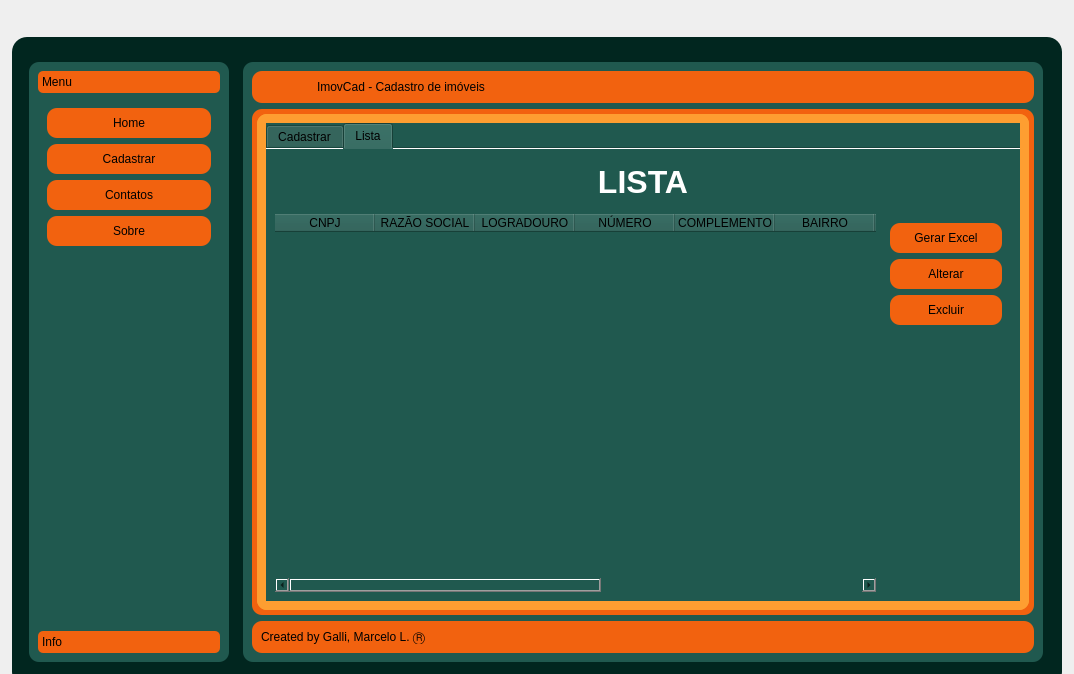
MarceloGalliDev/Cadastro-Python, file cadastroV2.ui: the form before one commit.
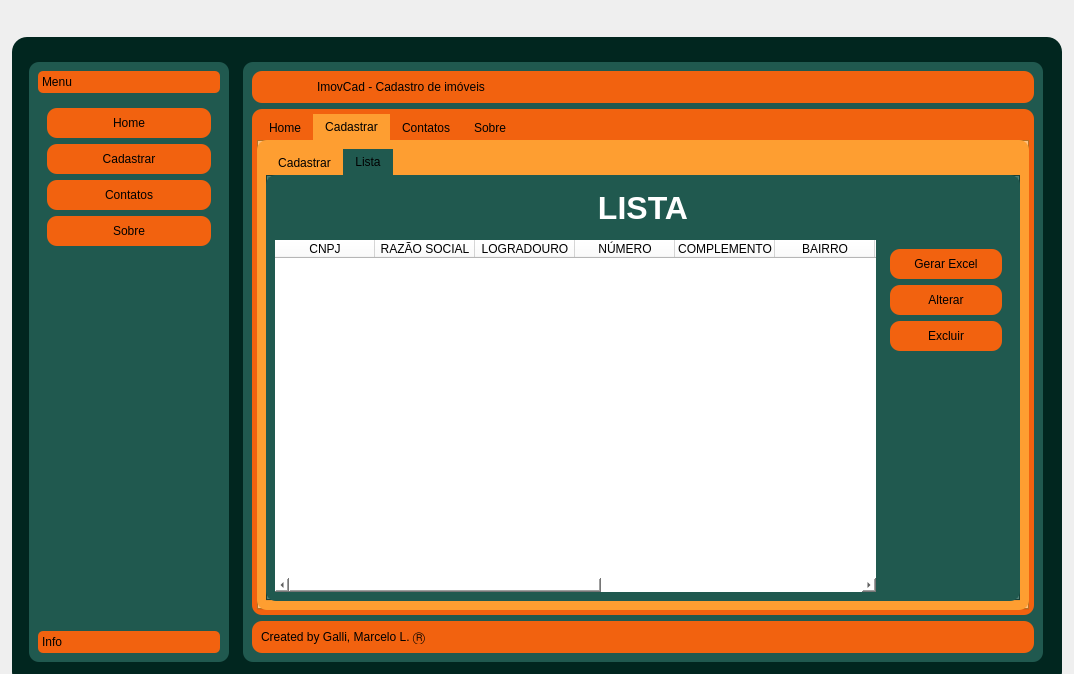
The form after the commit. The open tabs and pages were chosen to show the change. Icons and pictures are not drawn.

```diff
--- a/cadastroV2.ui
+++ b/cadastroV2.ui
@@ -390,8 +390,12 @@
           </size>
          </property>
          <property name="styleSheet">
-          <string notr="true">background-color: rgb(32,89,79);
-border-radius: 10px;</string>
+          <string notr="true">QFrame{
+	background-color: rgb(32,89,79);
+	border-radius: 10px;
+}
+
+</string>
          </property>
          <property name="frameShape">
           <enum>QFrame::StyledPanel</enum>
@@ -468,7 +472,11 @@
             </property>
             <property name="styleSheet">
              <string notr="true">background-color: rgb(242, 98, 15);
-border-radius: 10px;</string>
+
+
+
+
+</string>
             </property>
             <property name="frameShape">
              <enum>QFrame::StyledPanel</enum>
@@ -493,14 +501,62 @@
               <number>5</number>
              </property>
              <item>
-              <widget class="QStackedWidget" name="stackedWidget_content">
+              <widget class="QTabWidget" name="tabWidget_content">
+               <property name="minimumSize">
+                <size>
+                 <width>0</width>
+                 <height>0</height>
+                </size>
+               </property>
+               <property name="tabletTracking">
+                <bool>false</bool>
+               </property>
+               <property name="contextMenuPolicy">
+                <enum>Qt::DefaultContextMenu</enum>
+               </property>
                <property name="styleSheet">
-                <string notr="true">background-color: rgb(254, 158, 49);</string>
+                <string notr="true">QTabBar::tab{
+	background-color: rgb(242, 98, 15);
+}
+
+QTabBar::tab:selected{
+	background-color: rgb(254, 158,49);
+}
+
+QWidget{
+	background-color: rgb(254, 158,49);
+}
+
+</string>
                </property>
                <property name="currentIndex">
                 <number>1</number>
                </property>
-               <widget class="QWidget" name="page_1_content">
+               <property name="elideMode">
+                <enum>Qt::ElideRight</enum>
+               </property>
+               <property name="documentMode">
+                <bool>false</bool>
+               </property>
+               <widget class="QWidget" name="tabWidget_contentPage1">
+                <property name="sizePolicy">
+                 <sizepolicy hsizetype="Preferred" vsizetype="Preferred">
+                  <horstretch>100</horstretch>
+                  <verstretch>0</verstretch>
+                 </sizepolicy>
+                </property>
+                <property name="minimumSize">
+                 <size>
+                  <width>0</width>
+                  <height>0</height>
+                 </size>
+                </property>
+                <property name="styleSheet">
+                 <string notr="true"/>
+                </property>
+                <attribute name="title">
+                 <string>Home</string>
+                </attribute>
                 <layout class="QHBoxLayout" name="horizontalLayout_9">
                  <item>
                   <widget class="QFrame" name="frame_1_content">
@@ -527,7 +583,21 @@
                  </item>
                 </layout>
                </widget>
-               <widget class="QWidget" name="page_2_content">
+               <widget class="QWidget" name="tabWidget_contentPage2">
+                <property name="styleSheet">
+                 <string notr="true">QWidget::tab{
+	background-color: rgb(254, 158, 49);
+	color: rgb(0,0,0,);
+}
+
+QWidget{
+	background-color: rgb(254, 158, 49);
+	color: rgb(0,0,0,);
+}</string>
+                </property>
+                <attribute name="title">
+                 <string>Cadastrar</string>
+                </attribute>
                 <layout class="QHBoxLayout" name="horizontalLayout_16">
                  <item>
                   <widget class="QTabWidget" name="tabWidget">
@@ -543,9 +613,23 @@
                      <height>0</height>
                     </size>
                    </property>
+                   <property name="layoutDirection">
+                    <enum>Qt::LeftToRight</enum>
+                   </property>
                    <property name="styleSheet">
-                    <string notr="true">background-color: rgb(32,89,79);
-border-radius: 0px;
+                    <string notr="true">QTabBar::tab{
+	background-color: rgb(254, 158,49);
+}
+
+QTabBar::tab:selected{
+	background-color: rgb(32,89,79);
+}
+
+QWidget{
+	background-color: rgb(32,89,79);
+}
+
+
 </string>
                    </property>
                    <property name="tabShape">
@@ -561,7 +645,7 @@
                     <bool>false</bool>
                    </property>
                    <property name="documentMode">
-                    <bool>true</bool>
+                    <bool>false</bool>
                    </property>
                    <property name="tabsClosable">
                     <bool>false</bool>
@@ -1014,7 +1098,8 @@
                         <item>
                          <widget class="QTableWidget" name="tableWidget">
                           <property name="styleSheet">
-                           <string notr="true">gridline-color: rgb(255,255,255);
+                           <string notr="true">color: rgb(0,0,0);
+background-color: rgb(255,255,255);
 </string>
                           </property>
                           <column>
@@ -1192,7 +1277,10 @@
                  </item>
                 </layout>
                </widget>
-               <widget class="QWidget" name="page_3_content">
+               <widget class="QWidget" name="tabWidget_contentPage3">
+                <attribute name="title">
+                 <string>Contatos</string>
+                </attribute>
                 <layout class="QHBoxLayout" name="horizontalLayout_14">
                  <item>
                   <widget class="QFrame" name="frame_3_content">
@@ -1237,7 +1325,10 @@
                  </item>
                 </layout>
                </widget>
-               <widget class="QWidget" name="page_4_content">
+               <widget class="QWidget" name="tabWidget_contentPage4">
+                <attribute name="title">
+                 <string>Sobre</string>
+                </attribute>
                 <layout class="QHBoxLayout" name="horizontalLayout_12">
                  <item>
                   <widget class="QFrame" name="frame_4_content">
```
